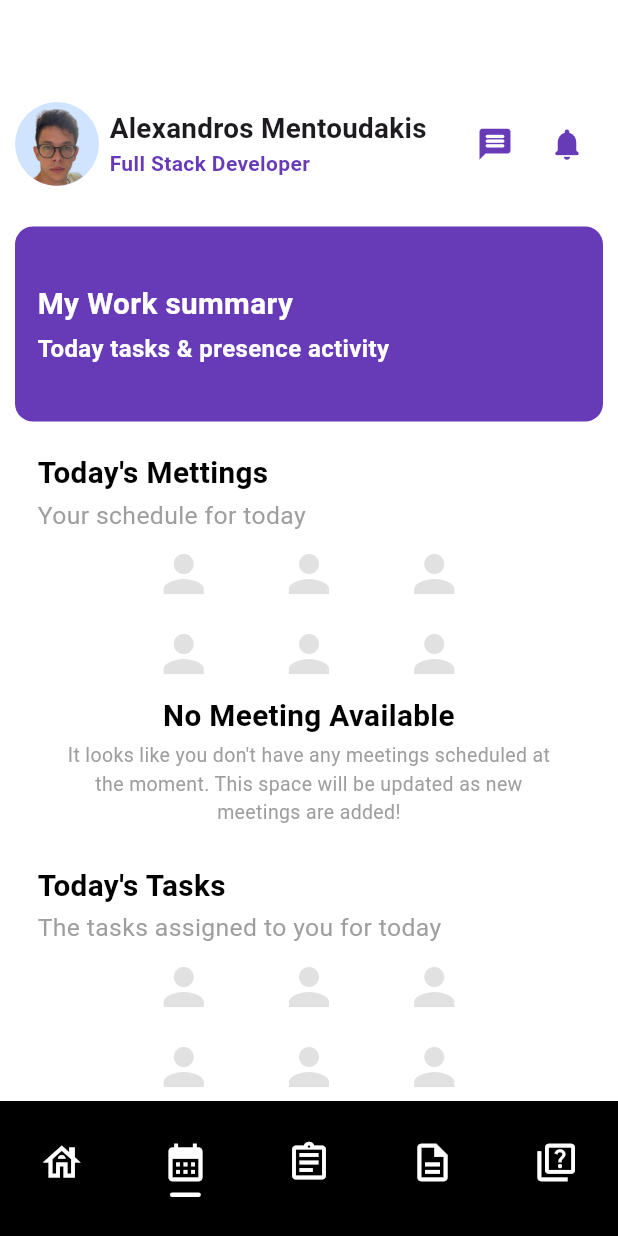
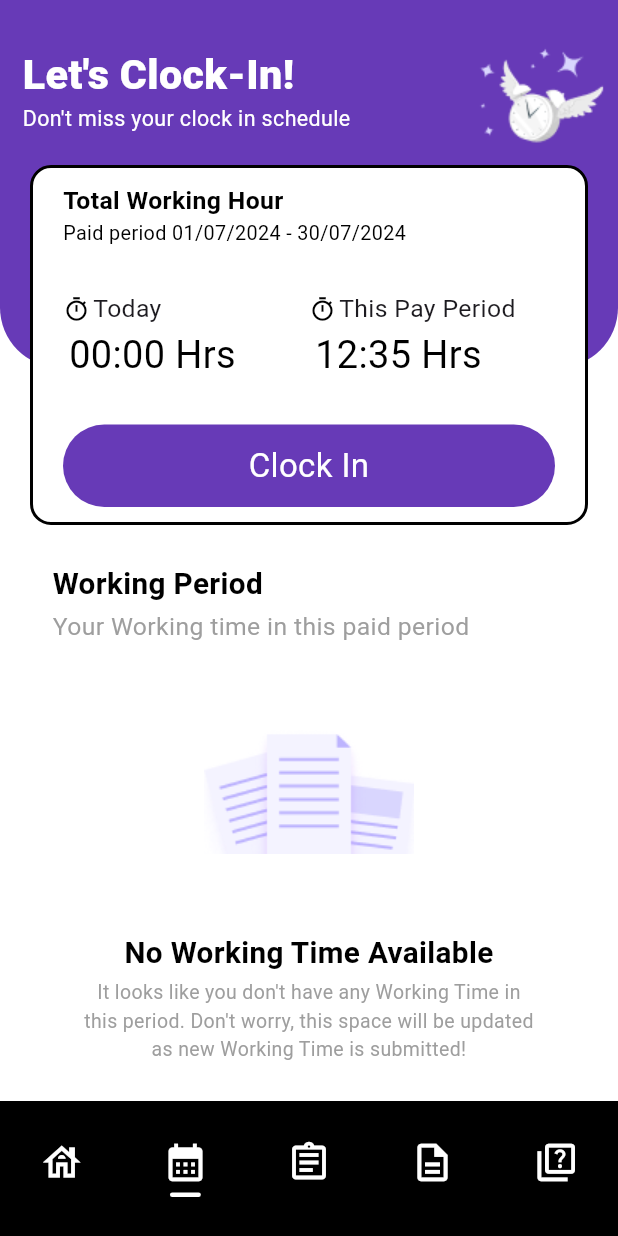
Before and after one commit to AlexandrosMentoudakis24/hr_dashboard_mobile_app, a Flutter app: the screen it shows after launch, item 2 of the bottom bar chosen, on a phone screen of 412 x 824 dp. Run offline on Flutter 3.47's test engine with Material 3 defaults, Android fonts, the phone set to English and light mode, and no system bars.

Commit message:
clock in screen empty UI completed, bottom navigation mechanism added

```diff
--- a/lib/main.dart
+++ b/lib/main.dart
@@ -1,7 +1,10 @@
 import 'package:flutter/material.dart';
 import 'package:flutter/services.dart';
+import 'package:hr_dashboard_mobile_app/screens/clock_in_screen/clock_in_screen.dart';
+import 'package:hr_dashboard_mobile_app/screens/home_screen/home_screen.dart';
 
-import 'package:hr_dashboard_mobile_app/screens/home_screen/home_screen.dart';
+import 'package:hr_dashboard_mobile_app/utils/screen_size_utils/screen_size_utils.dart';
+import 'package:hr_dashboard_mobile_app/widgets/_global/bottom_nav_bar/bottom_nav_bar.dart';
 
 void main() async {
   WidgetsFlutterBinding.ensureInitialized();
@@ -24,12 +27,45 @@ void main() async {
   );
 }
 
-class MyApp extends StatelessWidget {
+class MyApp extends StatefulWidget {
   const MyApp({super.key});
 
-  // This widget is the root of your application.
+  @override
+  State<MyApp> createState() => _MyAppState();
+}
+
+class _MyAppState extends State<MyApp> {
+  List<Widget> _screens = [
+    const HomeScreen(),
+    const ClockInScreen(),
+  ];
+
+  late Widget _currentScreen;
+
+  void _onScreenChangeHandler(int newIdx) {
+    setState(() {
+      _currentScreen = _screens[newIdx];
+    });
+  }
+
+  @override
+  void initState() {
+    _currentScreen = _screens[0];
+
+    super.initState();
+  }
+
   @override
   Widget build(BuildContext context) {
+    final mediaQuerySizes = MediaQuery.sizeOf(context);
+    final systemStatusBarHeight = MediaQuery.viewPaddingOf(context).top;
+
+    final screenSizes = ScreenSizeUtils.getAvailableScreenSize(
+      ctx: context,
+      calcAppBarHeight: false,
+      calcBottomNavBarHeight: true,
+    );
+
     return MaterialApp(
       debugShowCheckedModeBanner: false,
       title: "HR Dashboard",
@@ -48,7 +84,29 @@ class MyApp extends StatelessWidget {
           seedColor: Colors.blue,
         ),
       ),
-      home: const HomeScreen(),
+      home: Scaffold(
+        body: SizedBox(
+          height: mediaQuerySizes.height,
+          width: mediaQuerySizes.width,
+          child: Column(
+            children: [
+              Container(
+                height: screenSizes.height - systemStatusBarHeight,
+                width: screenSizes.width,
+                margin: EdgeInsets.only(
+                  top: systemStatusBarHeight,
+                ),
+                child: _currentScreen,
+              ),
+              BottomNavBar(
+                onItemTapHandler: (newIdx) {
+                  _onScreenChangeHandler(newIdx - 1);
+                },
+              ),
+            ],
+          ),
+        ),
+      ),
     );
   }
 }
--- /dev/null
+++ b/lib/screens/clock_in_screen/clock_in_screen.dart
@@ -0,0 +1,93 @@
+import 'dart:math';
+
+import 'package:flutter/material.dart';
+
+import 'package:hr_dashboard_mobile_app/widgets/clock_in_screen/clock_in_container/clock_in_title_container.dart';
+import 'package:hr_dashboard_mobile_app/widgets/clock_in_screen/clock_in_container/clock_in_card.dart';
+import 'package:hr_dashboard_mobile_app/widgets/clock_in_screen/work_time_container/work_time_container.dart';
+
+const double _clockInTitleTopPadding = 30;
+const double _clockInCardTopPadding = 100;
+const double _clockInCardTopMargin = 10;
+
+class ClockInScreen extends StatefulWidget {
+  const ClockInScreen({super.key});
+
+  @override
+  State<ClockInScreen> createState() => _ClockInScreenState();
+}
+
+class _ClockInScreenState extends State<ClockInScreen> {
+  @override
+  Widget build(BuildContext context) {
+    return LayoutBuilder(
+      builder: (context, constraints) {
+        final maxHeight = constraints.maxHeight;
+        final maxWidth = constraints.maxWidth;
+
+        final double upperContainerHeight = min(350.0, maxHeight * 0.5);
+        final double followingContainerHeight =
+            maxHeight - upperContainerHeight;
+        final double filledContainerHeight = upperContainerHeight * 0.7;
+
+        return SizedBox(
+          height: maxHeight,
+          width: maxWidth,
+          child: Column(
+            children: [
+              SizedBox(
+                height: upperContainerHeight,
+                width: maxWidth,
+                child: Stack(
+                  alignment: Alignment.topLeft,
+                  children: [
+                    Container(
+                      height: filledContainerHeight,
+                      width: maxWidth,
+                      decoration: BoxDecoration(
+                        color: Theme.of(context).primaryColor,
+                        borderRadius: const BorderRadius.vertical(
+                          bottom: Radius.circular(40),
+                        ),
+                      ),
+                    ),
+                    Positioned(
+                      top: _clockInTitleTopPadding,
+                      left: 0,
+                      child: Container(
+                        height: upperContainerHeight - _clockInTitleTopPadding,
+                        width: maxWidth,
+                        padding: const EdgeInsets.only(left: 15),
+                        child: const ClockInTitleContainer(),
+                      ),
+                    ),
+                    Positioned(
+                      top: _clockInCardTopPadding,
+                      left: 0,
+                      child: Container(
+                        height: upperContainerHeight -
+                            _clockInCardTopPadding -
+                            _clockInCardTopMargin,
+                        width: maxWidth,
+                        margin: const EdgeInsets.only(
+                          top: _clockInCardTopMargin,
+                        ),
+                        padding: const EdgeInsets.symmetric(horizontal: 20),
+                        child: const ClockInCard(),
+                      ),
+                    ),
+                  ],
+                ),
+              ),
+              SizedBox(
+                height: followingContainerHeight,
+                width: maxWidth,
+                child: const WorkTimeContainer(),
+              ),
+            ],
+          ),
+        );
+      },
+    );
+  }
+}
--- a/lib/screens/home_screen/home_screen.dart
+++ b/lib/screens/home_screen/home_screen.dart
@@ -4,12 +4,7 @@ import 'package:hr_dashboard_mobile_app/widgets/home_screen/todays_meetings_cont
 import 'package:hr_dashboard_mobile_app/widgets/home_screen/todays_tasks_container/todays_tasks_container.dart';
 import 'package:hr_dashboard_mobile_app/widgets/home_screen/user_infos_container/user_infos_container.dart';
 import 'package:hr_dashboard_mobile_app/widgets/home_screen/filled_summary_card/filled_summary_card.dart';
-import 'package:hr_dashboard_mobile_app/widgets/_global/bottom_nav_bar/bottom_nav_bar.dart';
-import 'package:hr_dashboard_mobile_app/utils/screen_size_utils/screen_size_utils.dart';
 
-const EdgeInsets _parentContainerPadding = EdgeInsets.only(
-  top: kToolbarHeight,
-);
 const EdgeInsets _innerContainerPadding = EdgeInsets.symmetric(
   horizontal: 10,
 );
@@ -26,40 +21,28 @@ class HomeScreen extends StatefulWidget {
 class _HomeScreenState extends State<HomeScreen> {
   @override
   Widget build(BuildContext context) {
-    final mediaQuerySizes = MediaQuery.sizeOf(context);
+    return LayoutBuilder(
+      builder: (context, constraints) {
+        final maxHeight = constraints.maxHeight;
+        final maxWidth = constraints.maxWidth;
 
-    final screenSizes = ScreenSizeUtils.getAvailableScreenSize(
-      ctx: context,
-      calcAppBarHeight: true,
-      calcBottomNavBarHeight: true,
-    );
-
-    return Scaffold(
-      body: Container(
-        height: mediaQuerySizes.height,
-        width: mediaQuerySizes.width,
-        padding: _parentContainerPadding,
-        child: Column(
-          children: [
-            Container(
-              height: screenSizes.height,
-              width: screenSizes.width,
+        return Container(
+          height: maxHeight,
+          width: maxWidth,
           padding: _innerContainerPadding,
           child: SingleChildScrollView(
             child: Column(
               children: [
                 SizedBox(
                   height: _userInfosContainerHeight,
-                      width:
-                          screenSizes.width - _innerContainerPadding.horizontal,
+                  width: maxWidth,
                   child: const UserInfosContainer(),
                 ),
                 Padding(
                   padding: const EdgeInsets.only(top: 15),
                   child: SizedBox(
                     height: _filledSummaryCardHeight,
-                        width: screenSizes.width -
-                            _innerContainerPadding.horizontal,
+                    width: maxWidth,
                     child: const FilledSummaryCard(),
                   ),
                 ),
@@ -67,8 +50,7 @@ class _HomeScreenState extends State<HomeScreen> {
                   padding: const EdgeInsets.only(top: 15),
                   child: SizedBox(
                     height: 260,
-                        width: screenSizes.width -
-                            _parentContainerPadding.horizontal,
+                    width: maxWidth,
                     child: const TodaysMeetingsContainer(
                       hasMeeting: false,
                     ),
@@ -80,8 +62,7 @@ class _HomeScreenState extends State<HomeScreen> {
                   ),
                   child: SizedBox(
                     height: 260,
-                        width: screenSizes.width -
-                            _parentContainerPadding.horizontal,
+                    width: maxWidth,
                     child: const TodaysTasksContainer(
                       hasTask: false,
                     ),
@@ -90,11 +71,8 @@ class _HomeScreenState extends State<HomeScreen> {
               ],
             ),
           ),
-            ),
-            const BottomNavBar(),
-          ],
-        ),
-      ),
+        );
+      },
     );
   }
 }
--- a/lib/widgets/_global/bottom_nav_bar/bottom_nav_bar.dart
+++ b/lib/widgets/_global/bottom_nav_bar/bottom_nav_bar.dart
@@ -34,7 +34,12 @@ List<BottomNavBarItem> _navItems = [
 ];
 
 class BottomNavBar extends StatefulWidget {
-  const BottomNavBar({super.key});
+  const BottomNavBar({
+    required this.onItemTapHandler,
+    super.key,
+  });
+
+  final void Function(int newIdx) onItemTapHandler;
 
   @override
   State<BottomNavBar> createState() => _BottomNavBarState();
@@ -71,6 +76,8 @@ class _BottomNavBarState extends State<BottomNavBar> {
               onTap: () {
                 if (isActiveItem) return;
 
+                widget.onItemTapHandler(item.id);
+
                 setState(() {
                   _activeItemId = item.id;
                 });
--- a/lib/widgets/_global/empty_screen_content/custom_displayed_container_icon_widgets/empty_meetings_container_icon.dart
+++ b/lib/widgets/_global/empty_screen_content/custom_displayed_container_icon_widgets/empty_meetings_container_icon.dart
@@ -12,14 +12,14 @@ class EmptyMeetingsContainerIcon extends StatelessWidget {
         scrollDirection: Axis.horizontal,
         gridDelegate: const SliverGridDelegateWithFixedCrossAxisCount(
           crossAxisCount: 2,
-          mainAxisSpacing: 30,
+          mainAxisSpacing: 5,
         ),
         itemCount: 6,
         itemBuilder: (context, index) {
           return Icon(
             Icons.person,
-            color: Colors.grey.withAlpha(80),
-            size: 40,
+            color: Theme.of(context).primaryColor.withAlpha(40),
+            size: 35,
           );
         },
       ),
--- a/lib/widgets/_global/empty_screen_content/custom_displayed_container_icon_widgets/empty_tasks_container_icon.dart
+++ b/lib/widgets/_global/empty_screen_content/custom_displayed_container_icon_widgets/empty_tasks_container_icon.dart
@@ -6,22 +6,8 @@ class EmptyTasksContainerIcon extends StatelessWidget {
   @override
   Widget build(BuildContext context) {
     return Center(
-      child: GridView.builder(
-        shrinkWrap: true,
-        physics: const NeverScrollableScrollPhysics(),
-        scrollDirection: Axis.horizontal,
-        gridDelegate: const SliverGridDelegateWithFixedCrossAxisCount(
-          crossAxisCount: 2,
-          mainAxisSpacing: 30,
-        ),
-        itemCount: 6,
-        itemBuilder: (context, index) {
-          return Icon(
-            Icons.person,
-            color: Colors.grey.withAlpha(80),
-            size: 40,
-          );
-        },
+      child: Image.asset(
+        "assets/images/empty_tasks_image.png",
       ),
     );
   }
--- /dev/null
+++ b/lib/widgets/clock_in_screen/clock_in_card.dart
@@ -0,0 +1,107 @@
+import 'package:flutter/material.dart';
+import 'package:hr_dashboard_mobile_app/widgets/_global/primary_button.dart';
+import 'package:hr_dashboard_mobile_app/widgets/clock_in_screen/clock_in_container/single_clock_in_metrics.dart'ck_in_metrics.dart';
+
+const _parentContainerPadding = EdgeInsets.symmetric(
+  horizontal: 20,
+  vertical: 10,
+);
+
+const _parentContainerBorderWidth = 2.0;
+
+const _cardTitleText = Text(
+  "Total Working Hour",
+  textAlign: TextAlign.left,
+  textScaler: TextScaler.linear(1.1),
+  style: TextStyle(
+    fontSize: 15,
+    color: Colors.black,
+    fontWeight: FontWeight.bold,
+  ),
+);
+const _cardSubTitleText = Text(
+  "Paid period 01/07/2024 - 30/07/2024",
+  textAlign: TextAlign.left,
+  textScaler: TextScaler.linear(1.1),
+  style: TextStyle(
+    fontSize: 12,
+    color: Colors.black,
+  ),
+);
+
+class ClockInCard extends StatelessWidget {
+  const ClockInCard({super.key});
+
+  @override
+  Widget build(BuildContext context) {
+    return LayoutBuilder(
+      builder: (context, constraints) => Container(
+        width: constraints.maxWidth,
+        padding: _parentContainerPadding,
+        decoration: BoxDecoration(
+          color: Colors.white,
+          borderRadius: BorderRadius.circular(14),
+          border: Border.all(
+            width: _parentContainerBorderWidth,
+            color: Colors.black,
+          ),
+        ),
+        child: Column(
+          mainAxisAlignment: MainAxisAlignment.spaceBetween,
+          children: [
+            SizedBox(
+              width: constraints.maxWidth - _parentContainerPadding.horizontal,
+              child: const Column(
+                crossAxisAlignment: CrossAxisAlignment.start,
+                children: [
+                  _cardTitleText,
+                  _cardSubTitleText,
+                ],
+              ),
+            ),
+            Flexible(
+              flex: 1,
+              child: SizedBox(
+                width:
+                    constraints.maxWidth - _parentContainerPadding.horizontal,
+                child: Row(
+                  children: [
+                    SizedBox(
+                      width: (constraints.maxWidth -
+                              _parentContainerPadding.horizontal -
+                              (2 * _parentContainerBorderWidth)) *
+                          0.5,
+                      child: const SingleClockInMetrics(
+                        titleText: "Today",
+                        hours: 0,
+                        minutes: 0,
+                      ),
+                    ),
+                    SizedBox(
+                      width: (constraints.maxWidth -
+                              _parentContainerPadding.horizontal -
+                              (2 * _parentContainerBorderWidth)) *
+                          0.5,
+                      child: const SingleClockInMetrics(
+                        titleText: "This Pay Period",
+                        hours: 12,
+                        minutes: 35,
+                      ),
+                    ),
+                  ],
+                ),
+              ),
+            ),
+            SizedBox(
+              height: 55,
+              width: constraints.maxWidth - _parentContainerPadding.horizontal,
+              child: const PrimaryButton(
+                btnText: "Clock In",
+              ),
+            ),
+          ],
+        ),
+      ),
+    );
+  }
+}
--- /dev/null
+++ b/lib/widgets/clock_in_screen/clock_in_container/clock_in_card.dart
@@ -0,0 +1,108 @@
+import 'package:flutter/material.dart';
+
+import 'package:hr_dashboard_mobile_app/widgets/clock_in_screen/clock_in_container/single_clock_in_metrics.dart';
+import 'package:hr_dashboard_mobile_app/widgets/_global/primary_button.dart';
+
+const _parentContainerPadding = EdgeInsets.symmetric(
+  horizontal: 20,
+  vertical: 10,
+);
+
+const _parentContainerBorderWidth = 2.0;
+
+const _cardTitleText = Text(
+  "Total Working Hour",
+  textAlign: TextAlign.left,
+  textScaler: TextScaler.linear(1.1),
+  style: TextStyle(
+    fontSize: 15,
+    color: Colors.black,
+    fontWeight: FontWeight.bold,
+  ),
+);
+const _cardSubTitleText = Text(
+  "Paid period 01/07/2024 - 30/07/2024",
+  textAlign: TextAlign.left,
+  textScaler: TextScaler.linear(1.1),
+  style: TextStyle(
+    fontSize: 12,
+    color: Colors.black,
+  ),
+);
+
+class ClockInCard extends StatelessWidget {
+  const ClockInCard({super.key});
+
+  @override
+  Widget build(BuildContext context) {
+    return LayoutBuilder(
+      builder: (context, constraints) => Container(
+        width: constraints.maxWidth,
+        padding: _parentContainerPadding,
+        decoration: BoxDecoration(
+          color: Colors.white,
+          borderRadius: BorderRadius.circular(14),
+          border: Border.all(
+            width: _parentContainerBorderWidth,
+            color: Colors.black,
+          ),
+        ),
+        child: Column(
+          mainAxisAlignment: MainAxisAlignment.spaceBetween,
+          children: [
+            SizedBox(
+              width: constraints.maxWidth - _parentContainerPadding.horizontal,
+              child: const Column(
+                crossAxisAlignment: CrossAxisAlignment.start,
+                children: [
+                  _cardTitleText,
+                  _cardSubTitleText,
+                ],
+              ),
+            ),
+            Flexible(
+              flex: 1,
+              child: SizedBox(
+                width:
+                    constraints.maxWidth - _parentContainerPadding.horizontal,
+                child: Row(
+                  children: [
+                    SizedBox(
+                      width: (constraints.maxWidth -
+                              _parentContainerPadding.horizontal -
+                              (2 * _parentContainerBorderWidth)) *
+                          0.5,
+                      child: const SingleClockInMetrics(
+                        titleText: "Today",
+                        hours: 0,
+                        minutes: 0,
+                      ),
+                    ),
+                    SizedBox(
+                      width: (constraints.maxWidth -
+                              _parentContainerPadding.horizontal -
+                              (2 * _parentContainerBorderWidth)) *
+                          0.5,
+                      child: const SingleClockInMetrics(
+                        titleText: "This Pay Period",
+                        hours: 12,
+                        minutes: 35,
+                      ),
+                    ),
+                  ],
+                ),
+              ),
+            ),
+            SizedBox(
+              height: 55,
+              width: constraints.maxWidth - _parentContainerPadding.horizontal,
+              child: const PrimaryButton(
+                btnText: "Clock In",
+              ),
+            ),
+          ],
+        ),
+      ),
+    );
+  }
+}
--- /dev/null
+++ b/lib/widgets/clock_in_screen/clock_in_container/clock_in_title_container.dart
@@ -0,0 +1,59 @@
+import 'package:flutter/material.dart';
+
+const _titleText = Text(
+  "Let's Clock-In!",
+  textAlign: TextAlign.left,
+  overflow: TextOverflow.clip,
+  textScaler: TextScaler.linear(1.1),
+  style: TextStyle(
+    fontSize: 25,
+    color: Colors.white,
+    fontWeight: FontWeight.w800,
+  ),
+);
+const _subTitleText = Text(
+  "Don't miss your clock in schedule",
+  textAlign: TextAlign.left,
+  overflow: TextOverflow.clip,
+  textScaler: TextScaler.linear(1.1),
+  style: TextStyle(
+    fontSize: 13,
+    color: Colors.white,
+  ),
+);
+
+class ClockInTitleContainer extends StatelessWidget {
+  const ClockInTitleContainer({super.key});
+
+  @override
+  Widget build(BuildContext context) {
+    return LayoutBuilder(
+      builder: (context, constraints) => SizedBox(
+        width: constraints.maxWidth,
+        child: Row(
+          crossAxisAlignment: CrossAxisAlignment.start,
+          mainAxisAlignment: MainAxisAlignment.spaceBetween,
+          children: [
+            Column(
+              mainAxisAlignment: MainAxisAlignment.start,
+              crossAxisAlignment: CrossAxisAlignment.start,
+              children: [
+                SizedBox(
+                  width: constraints.maxWidth * 0.6,
+                  child: _titleText,
+                ),
+                SizedBox(
+                  width: constraints.maxWidth * 0.6,
+                  child: _subTitleText,
+                ),
+              ],
+            ),
+            Image.asset(
+              "assets/images/clock_with_stars_image.png",
+            ),
+          ],
+        ),
+      ),
+    );
+  }
+}
--- /dev/null
+++ b/lib/widgets/clock_in_screen/clock_in_container/single_clock_in_metrics.dart
@@ -0,0 +1,79 @@
+import 'package:flutter/material.dart';
+
+String formatSingleTimeValue(int value) {
+  return value.toString().length >= 2 ? value.toString() : "0$value";
+}
+
+class SingleClockInMetrics extends StatelessWidget {
+  const SingleClockInMetrics({
+    required this.titleText,
+    required this.hours,
+    required this.minutes,
+    super.key,
+  });
+
+  final String titleText;
+  final int hours;
+  final int minutes;
+
+  @override
+  Widget build(BuildContext context) {
+    final formattedhours = formatSingleTimeValue(hours);
+    final formattedMinutes = formatSingleTimeValue(minutes);
+
+    return LayoutBuilder(
+      builder: (context, constraints) => Container(
+        margin: const EdgeInsets.symmetric(vertical: 10),
+        width: constraints.maxWidth,
+        child: Column(
+          mainAxisAlignment: MainAxisAlignment.center,
+          crossAxisAlignment: CrossAxisAlignment.start,
+          children: [
+            SizedBox(
+              width: constraints.maxWidth,
+              child: Row(
+                mainAxisAlignment: MainAxisAlignment.start,
+                crossAxisAlignment: CrossAxisAlignment.center,
+                children: [
+                  const Icon(
+                    Icons.timer_outlined,
+                    size: 18,
+                    color: Colors.black,
+                  ),
+                  Padding(
+                    padding: const EdgeInsets.only(left: 2),
+                    child: SizedBox(
+                      width: constraints.maxWidth * 0.8,
+                      child: Text(
+                        titleText,
+                        textAlign: TextAlign.left,
+                        textScaler: const TextScaler.linear(1.1),
+                        overflow: TextOverflow.clip,
+                        style: const TextStyle(
+                          fontSize: 15,
+                        ),
+                      ),
+                    ),
+                  ),
+                ],
+              ),
+            ),
+            Padding(
+              padding: const EdgeInsets.only(left: 4),
+              child: Text(
+                "$formattedhours:$formattedMinutes Hrs",
+                textAlign: TextAlign.left,
+                overflow: TextOverflow.clip,
+                textScaler: const TextScaler.linear(1.1),
+                style: const TextStyle(
+                  fontSize: 23,
+                  color: Colors.black,
+                ),
+              ),
+            ),
+          ],
+        ),
+      ),
+    );
+  }
+}
--- /dev/null
+++ b/lib/widgets/clock_in_screen/work_time_container/work_time_container.dart
@@ -0,0 +1,42 @@
+import 'package:flutter/material.dart';
+import 'package:hr_dashboard_mobile_app/models/empty_content/empty_content_item.dart';
+import 'package:hr_dashboard_mobile_app/widgets/_global/empty_screen_content/empty_screen_content_container.dart';
+
+const _parentContainerPadding = EdgeInsets.symmetric(
+  horizontal: 20,
+  vertical: 20,
+);
+
+final Widget _emptyWorkingTimesContainerContent = EmptyScreenContentContainer(
+  emptyContentItem: EmptyContentItem(
+    containerTitle: "Working Period",
+    containerSubTitle: "Your Working time in this paid period",
+    emptyIconWidget: Image.asset(
+      "assets/images/empty_working_times_image.png",
+    ),
+    messageTitle: "No Working Time Available",
+    message:
+        "It looks like you don't have any Working Time in this period. Don't worry, this space will be updated as new Working Time is submitted!",
+  ),
+);
+
+class WorkTimeContainer extends StatelessWidget {
+  const WorkTimeContainer({super.key});
+
+  @override
+  Widget build(BuildContext context) {
+    return LayoutBuilder(
+      builder: (context, constraints) {
+        final maxHeight = constraints.maxHeight;
+        final maxWidth = constraints.maxWidth;
+
+        return Container(
+          height: maxHeight,
+          width: maxWidth,
+          padding: _parentContainerPadding,
+          child: _emptyWorkingTimesContainerContent,
+        );
+      },
+    );
+  }
+}
--- a/lib/widgets/home_screen/filled_summary_card/filled_summary_card.dart
+++ b/lib/widgets/home_screen/filled_summary_card/filled_summary_card.dart
@@ -17,9 +17,10 @@ class FilledSummaryCard extends StatelessWidget {
             color: Theme.of(context).primaryColor,
             borderRadius: BorderRadius.circular(12),
           ),
-          child: const Row(
+          child: Row(
+            mainAxisAlignment: MainAxisAlignment.spaceBetween,
             children: [
-              Column(
+              const Column(
                 mainAxisAlignment: MainAxisAlignment.center,
                 crossAxisAlignment: CrossAxisAlignment.start,
                 children: [
@@ -47,6 +48,10 @@ class FilledSummaryCard extends StatelessWidget {
                   ),
                 ],
               ),
+              Image.asset(
+                //"assets/images/camera_image.png",
+                "assets/images/camera_with_stars_image.png",
+              ),
             ],
           ),
         );
--- a/pubspec.yaml
+++ b/pubspec.yaml
@@ -61,7 +61,11 @@ flutter:
   # To add assets to your application, add an assets section, like this:
   assets:
     - assets/images/profile_image.png
-    #   - images/a_dot_ham.jpeg
+    - assets/images/empty_tasks_image.png
+    - assets/images/camera_image.png
+    - assets/images/camera_with_stars_image.png
+    - assets/images/clock_with_stars_image.png
+    - assets/images/empty_working_times_image.png
 
   # An image asset can refer to one or more resolution-specific "variants", see
   # https://flutter.dev/to/resolution-aware-images
```
Also changed, not shown: assets/images/camera_image.png (added), assets/images/camera_svg.svg (added), assets/images/camera_with_stars_image.png (added), assets/images/clock_with_stars_image.png (added), assets/images/empty_tasks_image.png (added), assets/images/empty_working_times_image.png (added). Lines whose indentation alone changed are shown as unchanged.
